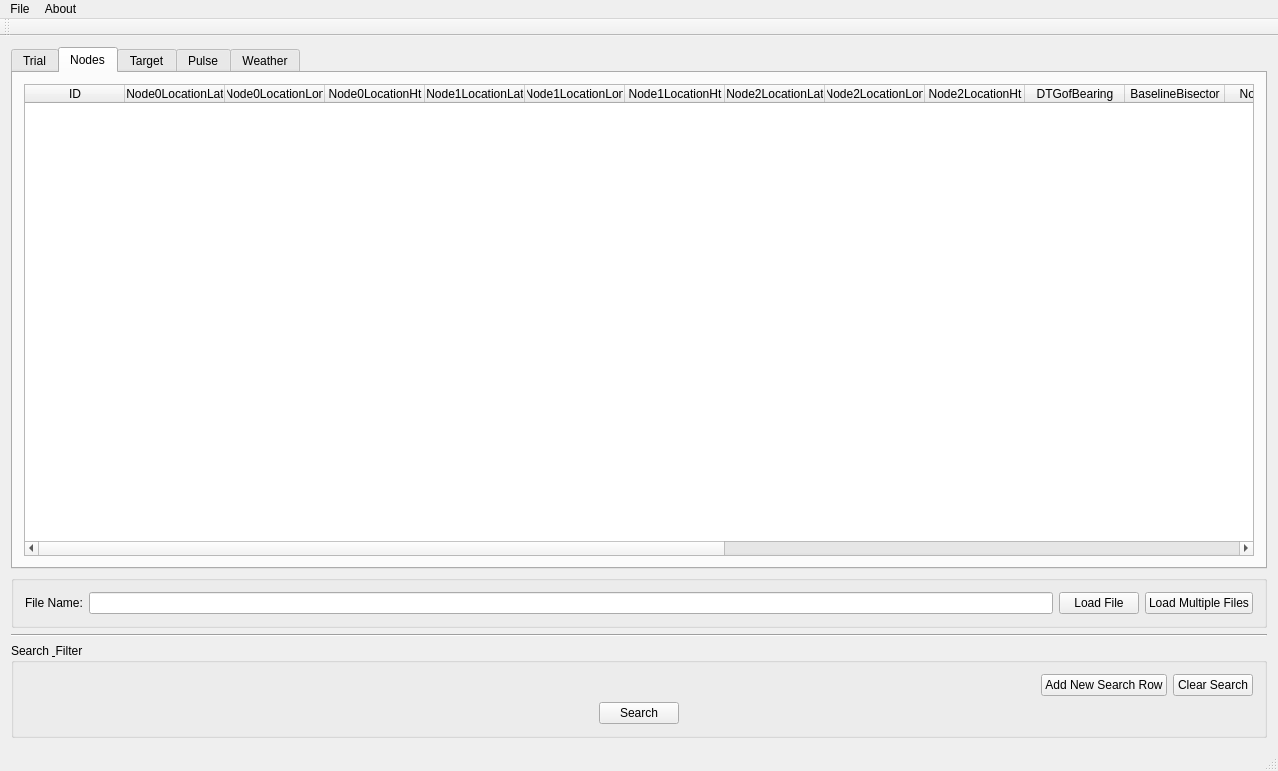
Old version of the form NextRAD_DatabaseGUI/mainwindow.ui in the repository caketinza/NeXtRAD_Database.
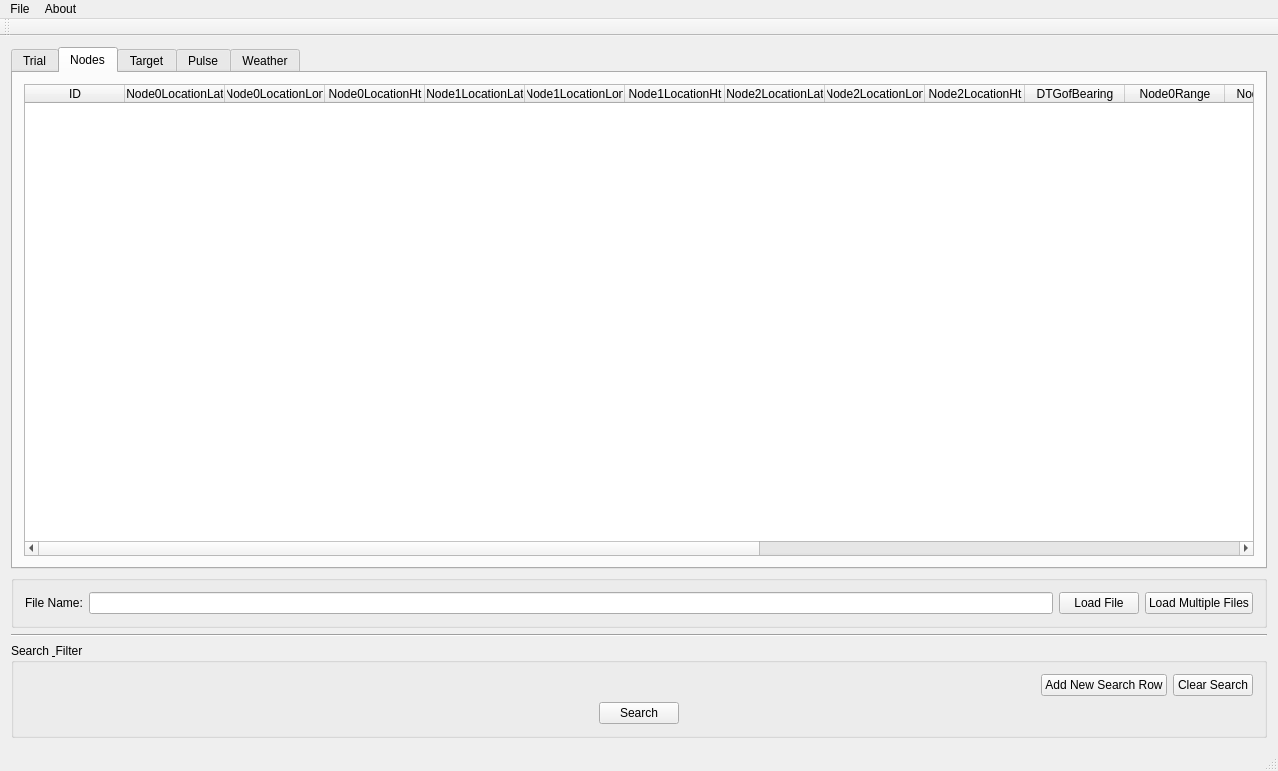
New version of the form. The open tabs and pages were chosen to show the change.

Commit message: Changes made to database to reflect Shirley's removal of BaselineBisector field from header file

```diff
--- a/NextRAD_DatabaseGUI/mainwindow.ui
+++ b/NextRAD_DatabaseGUI/mainwindow.ui
@@ -143,11 +143,6 @@
             <string>DTGofBearing</string>
            </property>
           </column>
-          <column>
-           <property name="text">
-            <string>BaselineBisector</string>
-           </property>
-          </column>
           <column>
            <property name="text">
             <string>Node0Range</string>
```
Left out of the diff: 2 changed lines with no effect on the pictures. The commit also changes 1 other file.
